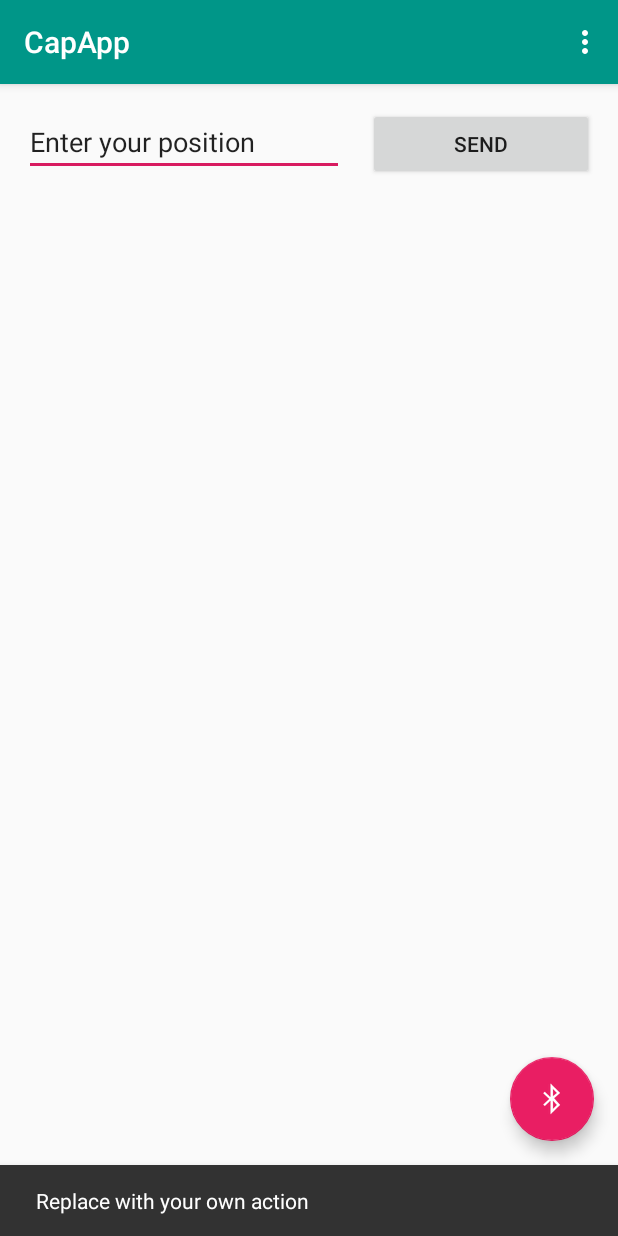
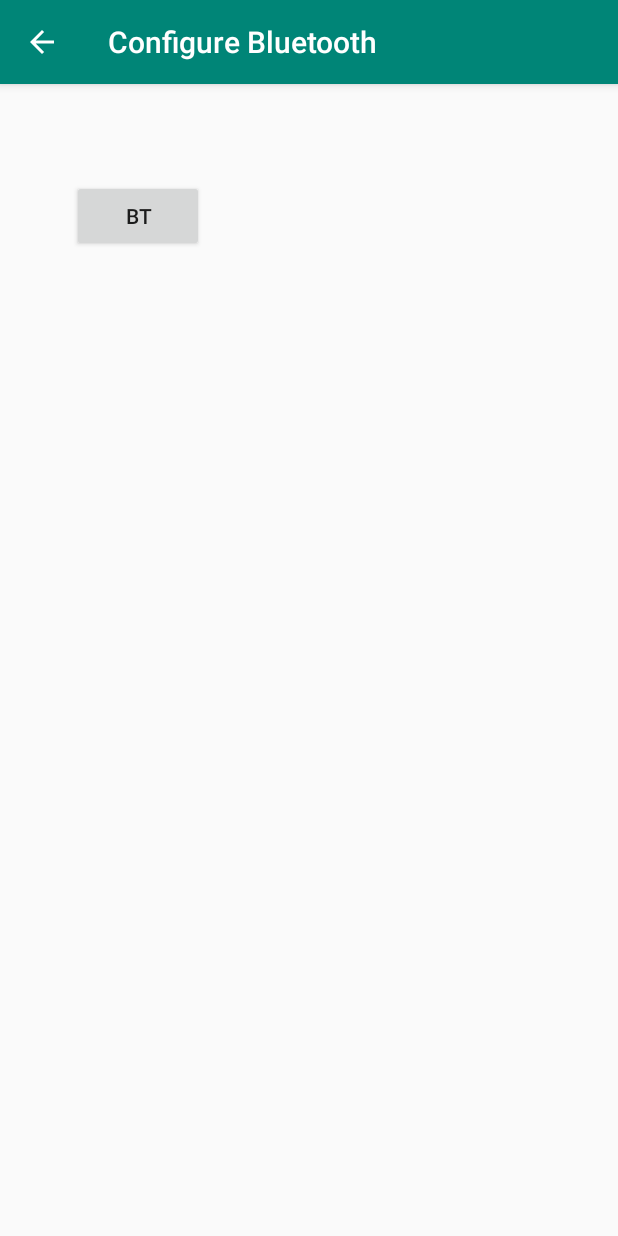
Before and after one commit to auszhang/ECE180D-Project, an Android app: the screen it shows after launch (MainActivity before the commit, DisplayBluetoothSetup after it), after a tap on an icon or button, on a phone screen of 412 x 824 dp. Run offline under Robolectric (Android 15) with nearby library versions, the phone set to English and light mode, and no system bars.

Commit message:
cleaned up UI and added new activity for bluetooth setup

```diff
--- /dev/null
+++ b/CapApp/app/src/main/java/com/example/capapp/DisplayBluetoothSetup.java
@@ -0,0 +1,31 @@
+package com.example.capapp;
+
+import androidx.appcompat.app.AppCompatActivity;
+
+import android.bluetooth.BluetoothAdapter;
+import android.content.Intent;
+import android.os.Bundle;
+import android.view.View;
+
+public class DisplayBluetoothSetup extends AppCompatActivity {
+    public static final int REQUEST_ENABLE_BT = 1;
+
+    @Override
+    protected void onCreate(Bundle savedInstanceState) {
+
+        super.onCreate(savedInstanceState);
+        setContentView(R.layout.activity_display_bluetooth_setup);
+
+    }
+
+    public void btButton(View view){
+        BluetoothAdapter bluetoothAdapter = BluetoothAdapter.getDefaultAdapter();
+        if(bluetoothAdapter == null) {
+            // device doesn't support bluetooth
+        }
+        if (!bluetoothAdapter.isEnabled()) {
+            Intent enableBtIntent = new Intent(BluetoothAdapter.ACTION_REQUEST_ENABLE);
+            startActivityForResult(enableBtIntent, REQUEST_ENABLE_BT);
+        }
+    }
+}
--- a/CapApp/app/src/main/java/com/example/capapp/MainActivity.java
+++ b/CapApp/app/src/main/java/com/example/capapp/MainActivity.java
@@ -1,6 +1,5 @@
 package com.example.capapp;
 
-import android.bluetooth.BluetoothA2dp;
 import android.bluetooth.BluetoothAdapter;
 import android.content.Intent;
 import android.os.Bundle;
@@ -18,10 +17,6 @@ import android.widget.EditText;
 
 public class MainActivity extends AppCompatActivity {
     public static final String EXTRA_MESSAGE = "com.example.capapp.MESSAGE";
-    BluetoothAdapter bluetoothAdapter = BluetoothAdapter.getDefaultAdapter();
-//    if(bluetoothAdapter == null) {
-//        // device doesn't support bluetooth
-//    }
 
     @Override
     protected void onCreate(Bundle savedInstanceState) {
@@ -29,15 +24,6 @@ public class MainActivity extends AppCompatActivity {
         setContentView(R.layout.activity_main);
         Toolbar toolbar = findViewById(R.id.toolbar);
         setSupportActionBar(toolbar);
-
-        FloatingActionButton fab = findViewById(R.id.fab);
-        fab.setOnClickListener(new View.OnClickListener() {
-            @Override
-            public void onClick(View view) {
-                Snackbar.make(view, "Replace with your own action", Snackbar.LENGTH_LONG)
-                        .setAction("Action", null).show();
-            }
-        });
     }
 
     @Override
@@ -62,7 +48,7 @@ public class MainActivity extends AppCompatActivity {
         return super.onOptionsItemSelected(item);
     }
 
-    /** Called on button press **/
+    /** Called on 'send' button press **/
     public void sendPosition(View view) {
         Intent intent = new Intent(this, DisplayPositionActivity.class);
         EditText editText = (EditText) findViewById(R.id.editText);
@@ -71,5 +57,11 @@ public class MainActivity extends AppCompatActivity {
         startActivity(intent);
     }
 
+    /** Called on bluetooth button press **/
+    public void setupBluetooth(View view) {
+        Intent intent = new Intent(this, DisplayBluetoothSetup.class);
+        startActivity(intent);
+    }
+
 
 }
--- /dev/null
+++ b/CapApp/app/src/main/res/layout/activity_display_bluetooth_setup.xml
@@ -0,0 +1,24 @@
+<?xml version="1.0" encoding="utf-8"?>
+<androidx.constraintlayout.widget.ConstraintLayout xmlns:android="http://schemas.android.com/apk/res/android"
+    xmlns:app="http://schemas.android.com/apk/res-auto"
+    xmlns:tools="http://schemas.android.com/tools"
+    android:layout_width="match_parent"
+    android:layout_height="match_parent"
+    tools:context=".DisplayBluetoothSetup">
+
+    <Button
+        android:id="@+id/button2"
+        android:layout_width="wrap_content"
+        android:layout_height="wrap_content"
+        android:layout_marginStart="16dp"
+        android:layout_marginLeft="16dp"
+        android:layout_marginTop="64dp"
+        android:layout_marginEnd="16dp"
+        android:layout_marginRight="16dp"
+        android:text="BT"
+        android:onClick="btButton"
+        app:layout_constraintEnd_toEndOf="parent"
+        app:layout_constraintHorizontal_bias="0.109"
+        app:layout_constraintStart_toStartOf="parent"
+        app:layout_constraintTop_toTopOf="parent" />
+</androidx.constraintlayout.widget.ConstraintLayout>
--- a/CapApp/app/src/main/res/layout/activity_main.xml
+++ b/CapApp/app/src/main/res/layout/activity_main.xml
@@ -28,6 +28,7 @@
         android:layout_height="wrap_content"
         android:layout_gravity="bottom|end"
         android:layout_margin="@dimen/fab_margin"
+        android:onClick="setupBluetooth"
         app:backgroundTint="#E91E63"
         app:srcCompat="@android:drawable/stat_sys_data_bluetooth" />
 
```
Also changed, not shown: CapApp/app/src/main/AndroidManifest.xml (+17 -3 lines), 127 other files.
